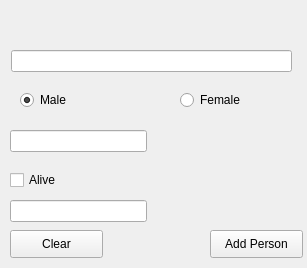
evas14/Hopur_48, file Verkefni_vika3/addpersonform.ui: the form before one commit.
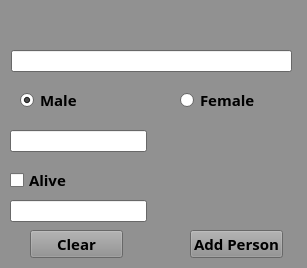
The form after the commit.

```diff
--- a/Verkefni_vika3/addpersonform.ui
+++ b/Verkefni_vika3/addpersonform.ui
@@ -10,6 +10,421 @@
     <height>268</height>
    </rect>
   </property>
+  <property name="palette">
+   <palette>
+    <active>
+     <colorrole role="WindowText">
+      <brush brushstyle="SolidPattern">
+       <color alpha="255">
+        <red>0</red>
+        <green>0</green>
+        <blue>0</blue>
+       </color>
+      </brush>
+     </colorrole>
+     <colorrole role="Button">
+      <brush brushstyle="SolidPattern">
+       <color alpha="255">
+        <red>145</red>
+        <green>145</green>
+        <blue>145</blue>
+       </color>
+      </brush>
+     </colorrole>
+     <colorrole role="Light">
+      <brush brushstyle="SolidPattern">
+       <color alpha="255">
+        <red>218</red>
+        <green>218</green>
+        <blue>218</blue>
+       </color>
+      </brush>
+     </colorrole>
+     <colorrole role="Midlight">
+      <brush brushstyle="SolidPattern">
+       <color alpha="255">
+        <red>181</red>
+        <green>181</green>
+        <blue>181</blue>
+       </color>
+      </brush>
+     </colorrole>
+     <colorrole role="Dark">
+      <brush brushstyle="SolidPattern">
+       <color alpha="255">
+        <red>72</red>
+        <green>72</green>
+        <blue>72</blue>
+       </color>
+      </brush>
+     </colorrole>
+     <colorrole role="Mid">
+      <brush brushstyle="SolidPattern">
+       <color alpha="255">
+        <red>97</red>
+        <green>97</green>
+        <blue>97</blue>
+       </color>
+      </brush>
+     </colorrole>
+     <colorrole role="Text">
+      <brush brushstyle="SolidPattern">
+       <color alpha="255">
+        <red>0</red>
+        <green>0</green>
+        <blue>0</blue>
+       </color>
+      </brush>
+     </colorrole>
+     <colorrole role="BrightText">
+      <brush brushstyle="SolidPattern">
+       <color alpha="255">
+        <red>255</red>
+        <green>255</green>
+        <blue>255</blue>
+       </color>
+      </brush>
+     </colorrole>
+     <colorrole role="ButtonText">
+      <brush brushstyle="SolidPattern">
+       <color alpha="255">
+        <red>0</red>
+        <green>0</green>
+        <blue>0</blue>
+       </color>
+      </brush>
+     </colorrole>
+     <colorrole role="Base">
+      <brush brushstyle="SolidPattern">
+       <color alpha="255">
+        <red>255</red>
+        <green>255</green>
+        <blue>255</blue>
+       </color>
+      </brush>
+     </colorrole>
+     <colorrole role="Window">
+      <brush brushstyle="SolidPattern">
+       <color alpha="255">
+        <red>145</red>
+        <green>145</green>
+        <blue>145</blue>
+       </color>
+      </brush>
+     </colorrole>
+     <colorrole role="Shadow">
+      <brush brushstyle="SolidPattern">
+       <color alpha="255">
+        <red>0</red>
+        <green>0</green>
+        <blue>0</blue>
+       </color>
+      </brush>
+     </colorrole>
+     <colorrole role="AlternateBase">
+      <brush brushstyle="SolidPattern">
+       <color alpha="255">
+        <red>200</red>
+        <green>200</green>
+        <blue>200</blue>
+       </color>
+      </brush>
+     </colorrole>
+     <colorrole role="ToolTipBase">
+      <brush brushstyle="SolidPattern">
+       <color alpha="255">
+        <red>255</red>
+        <green>255</green>
+        <blue>220</blue>
+       </color>
+      </brush>
+     </colorrole>
+     <colorrole role="ToolTipText">
+      <brush brushstyle="SolidPattern">
+       <color alpha="255">
+        <red>0</red>
+        <green>0</green>
+        <blue>0</blue>
+       </color>
+      </brush>
+     </colorrole>
+    </active>
+    <inactive>
+     <colorrole role="WindowText">
+      <brush brushstyle="SolidPattern">
+       <color alpha="255">
+        <red>0</red>
+        <green>0</green>
+        <blue>0</blue>
+       </color>
+      </brush>
+     </colorrole>
+     <colorrole role="Button">
+      <brush brushstyle="SolidPattern">
+       <color alpha="255">
+        <red>145</red>
+        <green>145</green>
+        <blue>145</blue>
+       </color>
+      </brush>
+     </colorrole>
+     <colorrole role="Light">
+      <brush brushstyle="SolidPattern">
+       <color alpha="255">
+        <red>218</red>
+        <green>218</green>
+        <blue>218</blue>
+       </color>
+      </brush>
+     </colorrole>
+     <colorrole role="Midlight">
+      <brush brushstyle="SolidPattern">
+       <color alpha="255">
+        <red>181</red>
+        <green>181</green>
+        <blue>181</blue>
+       </color>
+      </brush>
+     </colorrole>
+     <colorrole role="Dark">
+      <brush brushstyle="SolidPattern">
+       <color alpha="255">
+        <red>72</red>
+        <green>72</green>
+        <blue>72</blue>
+       </color>
+      </brush>
+     </colorrole>
+     <colorrole role="Mid">
+      <brush brushstyle="SolidPattern">
+       <color alpha="255">
+        <red>97</red>
+        <green>97</green>
+        <blue>97</blue>
+       </color>
+      </brush>
+     </colorrole>
+     <colorrole role="Text">
+      <brush brushstyle="SolidPattern">
+       <color alpha="255">
+        <red>0</red>
+        <green>0</green>
+        <blue>0</blue>
+       </color>
+      </brush>
+     </colorrole>
+     <colorrole role="BrightText">
+      <brush brushstyle="SolidPattern">
+       <color alpha="255">
+        <red>255</red>
+        <green>255</green>
+        <blue>255</blue>
+       </color>
+      </brush>
+     </colorrole>
+     <colorrole role="ButtonText">
+      <brush brushstyle="SolidPattern">
+       <color alpha="255">
+        <red>0</red>
+        <green>0</green>
+        <blue>0</blue>
+       </color>
+      </brush>
+     </colorrole>
+     <colorrole role="Base">
+      <brush brushstyle="SolidPattern">
+       <color alpha="255">
+        <red>255</red>
+        <green>255</green>
+        <blue>255</blue>
+       </color>
+      </brush>
+     </colorrole>
+     <colorrole role="Window">
+      <brush brushstyle="SolidPattern">
+       <color alpha="255">
+        <red>145</red>
+        <green>145</green>
+        <blue>145</blue>
+       </color>
+      </brush>
+     </colorrole>
+     <colorrole role="Shadow">
+      <brush brushstyle="SolidPattern">
+       <color alpha="255">
+        <red>0</red>
+        <green>0</green>
+        <blue>0</blue>
+       </color>
+      </brush>
+     </colorrole>
+     <colorrole role="AlternateBase">
+      <brush brushstyle="SolidPattern">
+       <color alpha="255">
+        <red>200</red>
+        <green>200</green>
+        <blue>200</blue>
+       </color>
+      </brush>
+     </colorrole>
+     <colorrole role="ToolTipBase">
+      <brush brushstyle="SolidPattern">
+       <color alpha="255">
+        <red>255</red>
+        <green>255</green>
+        <blue>220</blue>
+       </color>
+      </brush>
+     </colorrole>
+     <colorrole role="ToolTipText">
+      <brush brushstyle="SolidPattern">
+       <color alpha="255">
+        <red>0</red>
+        <green>0</green>
+        <blue>0</blue>
+       </color>
+      </brush>
+     </colorrole>
+    </inactive>
+    <disabled>
+     <colorrole role="WindowText">
+      <brush brushstyle="SolidPattern">
+       <color alpha="255">
+        <red>72</red>
+        <green>72</green>
+        <blue>72</blue>
+       </color>
+      </brush>
+     </colorrole>
+     <colorrole role="Button">
+      <brush brushstyle="SolidPattern">
+       <color alpha="255">
+        <red>145</red>
+        <green>145</green>
+        <blue>145</blue>
+       </color>
+      </brush>
+     </colorrole>
+     <colorrole role="Light">
+      <brush brushstyle="SolidPattern">
+       <color alpha="255">
+        <red>218</red>
+        <green>218</green>
+        <blue>218</blue>
+       </color>
+      </brush>
+     </colorrole>
+     <colorrole role="Midlight">
+      <brush brushstyle="SolidPattern">
+       <color alpha="255">
+        <red>181</red>
+        <green>181</green>
+        <blue>181</blue>
+       </color>
+      </brush>
+     </colorrole>
+     <colorrole role="Dark">
+      <brush brushstyle="SolidPattern">
+       <color alpha="255">
+        <red>72</red>
+        <green>72</green>
+        <blue>72</blue>
+       </color>
+      </brush>
+     </colorrole>
+     <colorrole role="Mid">
+      <brush brushstyle="SolidPattern">
+       <color alpha="255">
+        <red>97</red>
+        <green>97</green>
+        <blue>97</blue>
+       </color>
+      </brush>
+     </colorrole>
+     <colorrole role="Text">
+      <brush brushstyle="SolidPattern">
+       <color alpha="255">
+        <red>72</red>
+        <green>72</green>
+        <blue>72</blue>
+       </color>
+      </brush>
+     </colorrole>
+     <colorrole role="BrightText">
+      <brush brushstyle="SolidPattern">
+       <color alpha="255">
+        <red>255</red>
+        <green>255</green>
+        <blue>255</blue>
+       </color>
+      </brush>
+     </colorrole>
+     <colorrole role="ButtonText">
+      <brush brushstyle="SolidPattern">
+       <color alpha="255">
+        <red>72</red>
+        <green>72</green>
+        <blue>72</blue>
+       </color>
+      </brush>
+     </colorrole>
+     <colorrole role="Base">
+      <brush brushstyle="SolidPattern">
+       <color alpha="255">
+        <red>145</red>
+        <green>145</green>
+        <blue>145</blue>
+       </color>
+      </brush>
+     </colorrole>
+     <colorrole role="Window">
+      <brush brushstyle="SolidPattern">
+       <color alpha="255">
+        <red>145</red>
+        <green>145</green>
+        <blue>145</blue>
+       </color>
+      </brush>
+     </colorrole>
+     <colorrole role="Shadow">
+      <brush brushstyle="SolidPattern">
+       <color alpha="255">
+        <red>0</red>
+        <green>0</green>
+        <blue>0</blue>
+       </color>
+      </brush>
+     </colorrole>
+     <colorrole role="AlternateBase">
+      <brush brushstyle="SolidPattern">
+       <color alpha="255">
+        <red>145</red>
+        <green>145</green>
+        <blue>145</blue>
+       </color>
+      </brush>
+     </colorrole>
+     <colorrole role="ToolTipBase">
+      <brush brushstyle="SolidPattern">
+       <color alpha="255">
+        <red>255</red>
+        <green>255</green>
+        <blue>220</blue>
+       </color>
+      </brush>
+     </colorrole>
+     <colorrole role="ToolTipText">
+      <brush brushstyle="SolidPattern">
+       <color alpha="255">
+        <red>0</red>
+        <green>0</green>
+        <blue>0</blue>
+       </color>
+      </brush>
+     </colorrole>
+    </disabled>
+   </palette>
+  </property>
   <property name="windowTitle">
    <string>Form</string>
   </property>
@@ -52,6 +467,14 @@
      <height>20</height>
     </rect>
    </property>
+   <property name="font">
+    <font>
+     <family>Tw Cen MT</family>
+     <pointsize>11</pointsize>
+     <weight>75</weight>
+     <bold>true</bold>
+    </font>
+   </property>
    <property name="text">
     <string>Male</string>
    </property>
@@ -68,6 +491,14 @@
      <height>20</height>
     </rect>
    </property>
+   <property name="font">
+    <font>
+     <family>Tw Cen MT</family>
+     <pointsize>11</pointsize>
+     <weight>75</weight>
+     <bold>true</bold>
+    </font>
+   </property>
    <property name="text">
     <string>Female</string>
    </property>
@@ -81,6 +512,14 @@
      <height>20</height>
     </rect>
    </property>
+   <property name="font">
+    <font>
+     <family>Tw Cen MT</family>
+     <pointsize>11</pointsize>
+     <weight>75</weight>
+     <bold>true</bold>
+    </font>
+   </property>
    <property name="text">
     <string>Alive</string>
    </property>
@@ -88,28 +527,56 @@
   <widget class="QPushButton" name="pushButtonAddPerson">
    <property name="geometry">
     <rect>
-     <x>210</x>
+     <x>190</x>
      <y>230</y>
      <width>93</width>
      <height>28</height>
     </rect>
    </property>
+   <property name="font">
+    <font>
+     <family>Tw Cen MT</family>
+     <pointsize>11</pointsize>
+     <weight>75</weight>
+     <bold>true</bold>
+    </font>
+   </property>
    <property name="text">
     <string>Add Person</string>
    </property>
+   <property name="iconSize">
+    <size>
+     <width>0</width>
+     <height>0</height>
+    </size>
+   </property>
   </widget>
   <widget class="QPushButton" name="pushButtonClear">
    <property name="geometry">
     <rect>
-     <x>10</x>
+     <x>30</x>
      <y>230</y>
      <width>93</width>
      <height>28</height>
     </rect>
    </property>
+   <property name="font">
+    <font>
+     <family>Tw Cen MT</family>
+     <pointsize>11</pointsize>
+     <weight>75</weight>
+     <bold>true</bold>
+    </font>
+   </property>
    <property name="text">
     <string>Clear</string>
    </property>
+   <property name="iconSize">
+    <size>
+     <width>0</width>
+     <height>0</height>
+    </size>
+   </property>
   </widget>
  </widget>
  <resources/>
```
